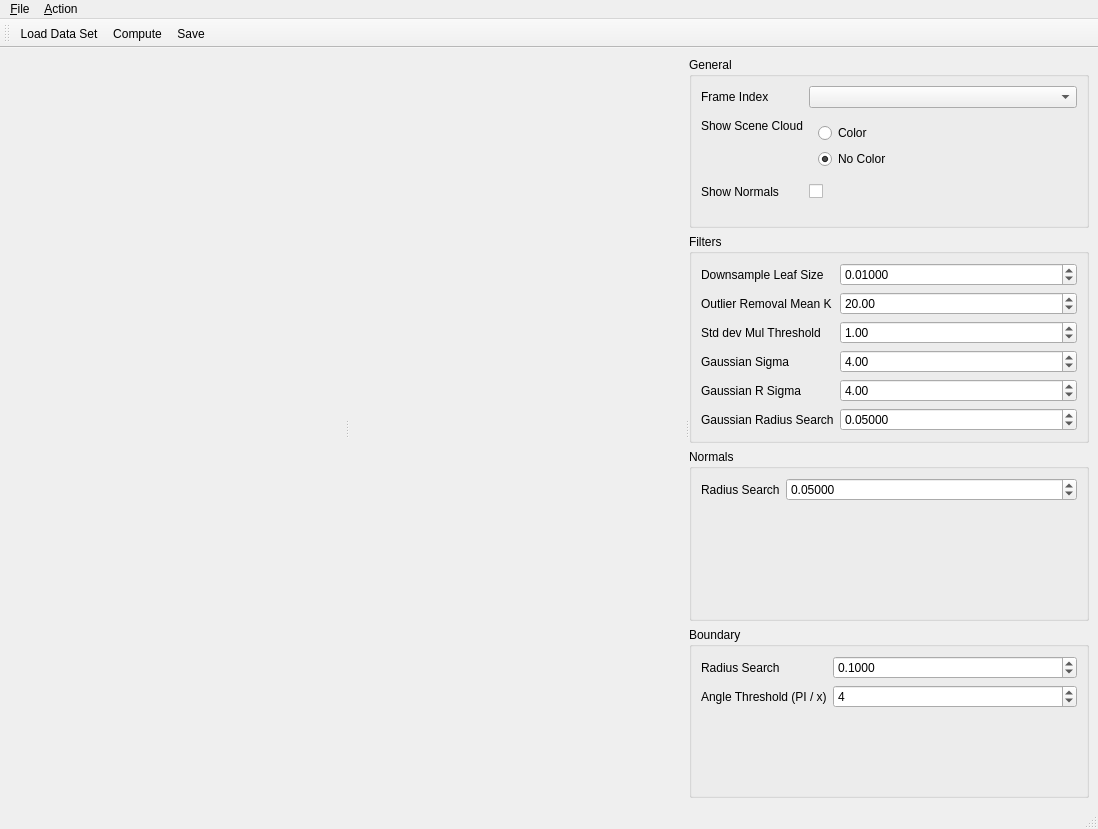
Qt form src/ui/ToolWindowBoundaryExtractor.ui (oneminute/RecFLS) before a commit.
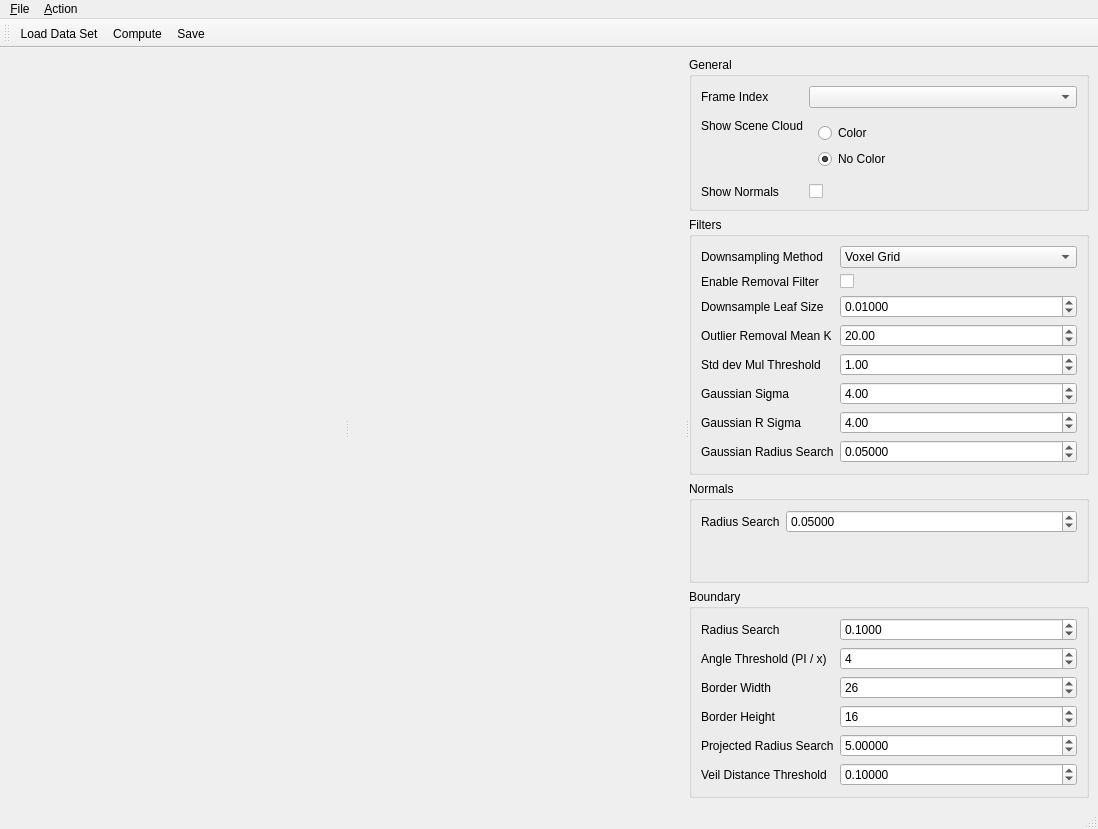
The same form after that commit.

Commit message: 补充了工具窗口中的部分参数。

Patch:
```diff
--- a/src/ui/ToolWindowBoundaryExtractor.ui
+++ b/src/ui/ToolWindowBoundaryExtractor.ui
@@ -109,14 +109,14 @@
            <string>Filters</string>
           </property>
           <layout class="QFormLayout" name="formLayout">
-           <item row="1" column="0">
+           <item row="3" column="0">
             <widget class="QLabel" name="label">
              <property name="text">
               <string>Outlier Removal Mean K</string>
              </property>
             </widget>
            </item>
-           <item row="1" column="1">
+           <item row="3" column="1">
             <widget class="QDoubleSpinBox" name="doubleSpinBoxOutlierRemovalMeanK">
              <property name="minimum">
               <double>5.000000000000000</double>
@@ -132,14 +132,14 @@
              </property>
             </widget>
            </item>
-           <item row="2" column="0">
+           <item row="4" column="0">
             <widget class="QLabel" name="label_2">
              <property name="text">
               <string>Std dev Mul Threshold</string>
              </property>
             </widget>
            </item>
-           <item row="2" column="1">
+           <item row="4" column="1">
             <widget class="QDoubleSpinBox" name="doubleSpinBoxStddevMulThresh">
              <property name="maximum">
               <double>10.000000000000000</double>
@@ -152,21 +152,21 @@
              </property>
             </widget>
            </item>
-           <item row="3" column="0">
+           <item row="5" column="0">
             <widget class="QLabel" name="label_3">
              <property name="text">
               <string>Gaussian Sigma</string>
              </property>
             </widget>
            </item>
-           <item row="4" column="0">
+           <item row="6" column="0">
             <widget class="QLabel" name="label_4">
              <property name="text">
               <string>Gaussian R Sigma</string>
              </property>
             </widget>
            </item>
-           <item row="3" column="1">
+           <item row="5" column="1">
             <widget class="QDoubleSpinBox" name="doubleSpinBoxGaussianSigma">
              <property name="maximum">
               <double>50.000000000000000</double>
@@ -179,7 +179,7 @@
              </property>
             </widget>
            </item>
-           <item row="4" column="1">
+           <item row="6" column="1">
             <widget class="QDoubleSpinBox" name="doubleSpinBoxGaussianRSigma">
              <property name="maximum">
               <double>50.000000000000000</double>
@@ -192,14 +192,14 @@
              </property>
             </widget>
            </item>
-           <item row="5" column="0">
+           <item row="7" column="0">
             <widget class="QLabel" name="label_8">
              <property name="text">
               <string>Gaussian Radius Search</string>
              </property>
             </widget>
            </item>
-           <item row="5" column="1">
+           <item row="7" column="1">
             <widget class="QDoubleSpinBox" name="doubleSpinBoxGaussianRadiusSearch">
              <property name="decimals">
               <number>5</number>
@@ -215,14 +215,14 @@
              </property>
             </widget>
            </item>
-           <item row="0" column="0">
+           <item row="2" column="0">
             <widget class="QLabel" name="label_9">
              <property name="text">
               <string>Downsample Leaf Size</string>
              </property>
             </widget>
            </item>
-           <item row="0" column="1">
+           <item row="2" column="1">
             <widget class="QDoubleSpinBox" name="doubleSpinBoxDownsampleLeafSize">
              <property name="decimals">
               <number>5</number>
@@ -238,6 +238,44 @@
              </property>
             </widget>
            </item>
+           <item row="0" column="0">
+            <widget class="QLabel" name="label_13">
+             <property name="text">
+              <string>Downsampling Method</string>
+             </property>
+            </widget>
+           </item>
+           <item row="1" column="0">
+            <widget class="QLabel" name="label_14">
+             <property name="text">
+              <string>Enable Removal Filter</string>
+             </property>
+            </widget>
+           </item>
+           <item row="1" column="1">
+            <widget class="QCheckBox" name="checkBoxEnableRemovalFilter">
+             <property name="text">
+              <string/>
+             </property>
+            </widget>
+           </item>
+           <item row="0" column="1">
+            <widget class="QComboBox" name="comboBoxDownsamplingMethod">
+             <property name="currentIndex">
+              <number>0</number>
+             </property>
+             <item>
+              <property name="text">
+               <string>Voxel Grid</string>
+              </property>
+             </item>
+             <item>
+              <property name="text">
+               <string>Uniform Sampling</string>
+              </property>
+             </item>
+            </widget>
+           </item>
           </layout>
          </widget>
         </item>
@@ -322,6 +360,86 @@
              </property>
             </widget>
            </item>
+           <item row="2" column="0">
+            <widget class="QLabel" name="label_15">
+             <property name="text">
+              <string>Border Width</string>
+             </property>
+            </widget>
+           </item>
+           <item row="2" column="1">
+            <widget class="QSpinBox" name="spinBoxBorderWidth">
+             <property name="value">
+              <number>26</number>
+             </property>
+             <property name="displayIntegerBase">
+              <number>10</number>
+             </property>
+            </widget>
+           </item>
+           <item row="3" column="0">
+            <widget class="QLabel" name="label_16">
+             <property name="text">
+              <string>Border Height</string>
+             </property>
+            </widget>
+           </item>
+           <item row="3" column="1">
+            <widget class="QSpinBox" name="spinBoxBorderHeight">
+             <property name="value">
+              <number>16</number>
+             </property>
+             <property name="displayIntegerBase">
+              <number>10</number>
+             </property>
+            </widget>
+           </item>
+           <item row="4" column="0">
+            <widget class="QLabel" name="label_17">
+             <property name="text">
+              <string>Projected Radius Search</string>
+             </property>
+            </widget>
+           </item>
+           <item row="4" column="1">
+            <widget class="QDoubleSpinBox" name="doubleSpinBoxProjectedRadiusSearch">
+             <property name="decimals">
+              <number>5</number>
+             </property>
+             <property name="maximum">
+              <double>180.000000000000000</double>
+             </property>
+             <property name="singleStep">
+              <double>1.000000000000000</double>
+             </property>
+             <property name="value">
+              <double>5.000000000000000</double>
+             </property>
+            </widget>
+           </item>
+           <item row="5" column="0">
+            <widget class="QLabel" name="label_18">
+             <property name="text">
+              <string>Veil Distance Threshold</string>
+             </property>
+            </widget>
+           </item>
+           <item row="5" column="1">
+            <widget class="QDoubleSpinBox" name="doubleSpinBoxVeilDistanceThreshold">
+             <property name="decimals">
+              <number>5</number>
+             </property>
+             <property name="maximum">
+              <double>1.000000000000000</double>
+             </property>
+             <property name="singleStep">
+              <double>0.010000000000000</double>
+             </property>
+             <property name="value">
+              <double>0.100000000000000</double>
+             </property>
+            </widget>
+           </item>
           </layout>
          </widget>
         </item>
```
The commit also changes 5 other files.
